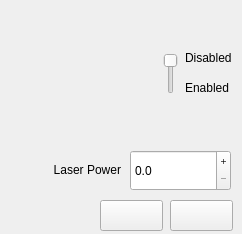
westerlymerlin/Oxide-PyMS, file UI Resources/laser.ui: the form before one commit.
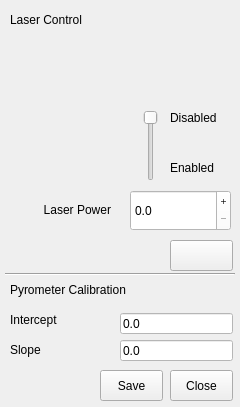
The form after the commit. Icons and pictures are not drawn.

Commit message: 1.2.6   Added calibration values for pyrometer

```diff
--- a/UI Resources/laser.ui
+++ b/UI Resources/laser.ui
@@ -6,8 +6,8 @@
    <rect>
     <x>0</x>
     <y>0</y>
-    <width>242</width>
-    <height>234</height>
+    <width>240</width>
+    <height>407</height>
    </rect>
   </property>
   <property name="sizePolicy">
@@ -29,10 +29,10 @@
   <widget class="QLabel" name="imgLaser">
    <property name="geometry">
     <rect>
-     <x>0</x>
-     <y>10</y>
-     <width>133</width>
-     <height>133</height>
+     <x>11</x>
+     <y>50</y>
+     <width>100</width>
+     <height>100</height>
     </rect>
    </property>
    <property name="styleSheet">
@@ -48,12 +48,15 @@
   <widget class="QLabel" name="label">
    <property name="geometry">
     <rect>
-     <x>40</x>
-     <y>160</y>
-     <width>81</width>
+     <x>20</x>
+     <y>200</y>
+     <width>91</width>
      <height>20</height>
     </rect>
    </property>
+   <property name="styleSheet">
+    <string notr="true"/>
+   </property>
    <property name="text">
     <string>Laser Power</string>
    </property>
@@ -65,17 +68,13 @@
    <property name="geometry">
     <rect>
      <x>170</x>
-     <y>200</y>
+     <y>370</y>
      <width>63</width>
      <height>31</height>
     </rect>
    </property>
    <property name="text">
-    <string/>
-   </property>
-   <property name="icon">
-    <iconset resource="main.qrc">
-     <normaloff>:/laser/laserform_close.png</normaloff>:/laser/laserform_close.png</iconset>
+    <string>Close</string>
    </property>
    <property name="iconSize">
     <size>
@@ -87,8 +86,8 @@
   <widget class="QToolButton" name="btnOn">
    <property name="geometry">
     <rect>
-     <x>100</x>
-     <y>200</y>
+     <x>170</x>
+     <y>240</y>
      <width>63</width>
      <height>31</height>
     </rect>
@@ -123,10 +122,10 @@
   <widget class="QSlider" name="sliderEnable">
    <property name="geometry">
     <rect>
-     <x>160</x>
-     <y>53</y>
+     <x>140</x>
+     <y>110</y>
      <width>22</width>
-     <height>41</height>
+     <height>71</height>
     </rect>
    </property>
    <property name="styleSheet">
@@ -157,9 +156,9 @@
   <widget class="QLabel" name="label_2">
    <property name="geometry">
     <rect>
-     <x>185</x>
-     <y>50</y>
-     <width>49</width>
+     <x>170</x>
+     <y>110</y>
+     <width>61</width>
      <height>16</height>
     </rect>
    </property>
@@ -170,9 +169,9 @@
   <widget class="QLabel" name="label_3">
    <property name="geometry">
     <rect>
-     <x>185</x>
-     <y>80</y>
-     <width>49</width>
+     <x>170</x>
+     <y>160</y>
+     <width>61</width>
      <height>16</height>
     </rect>
    </property>
@@ -183,10 +182,10 @@
   <widget class="QLabel" name="lblStatus">
    <property name="geometry">
     <rect>
-     <x>128</x>
-     <y>10</y>
+     <x>140</x>
+     <y>30</y>
      <width>101</width>
-     <height>20</height>
+     <height>41</height>
     </rect>
    </property>
    <property name="styleSheet">
@@ -215,14 +214,14 @@
    <property name="geometry">
     <rect>
      <x>130</x>
-     <y>150</y>
+     <y>190</y>
      <width>101</width>
      <height>41</height>
     </rect>
    </property>
    <property name="styleSheet">
-    <string notr="true">font: 700 12pt &quot;Segoe UI&quot;;
-border-color: rgb(0, 0, 0);</string>
+    <string notr="true">border-color: rgb(0, 0, 0);
+background-color: rgb(255, 255, 255);</string>
    </property>
    <property name="frame">
     <bool>true</bool>
@@ -234,6 +233,136 @@
     <number>1</number>
    </property>
   </widget>
+  <widget class="QLineEdit" name="txtPyroIntercept">
+   <property name="geometry">
+    <rect>
+     <x>120</x>
+     <y>313</y>
+     <width>113</width>
+     <height>21</height>
+    </rect>
+   </property>
+   <property name="styleSheet">
+    <string notr="true">border-color: rgb(0, 0, 0);
+background-color: rgb(255, 255, 255);</string>
+   </property>
+   <property name="text">
+    <string>0.0</string>
+   </property>
+  </widget>
+  <widget class="QLineEdit" name="txtPyroSlope">
+   <property name="geometry">
+    <rect>
+     <x>120</x>
+     <y>340</y>
+     <width>113</width>
+     <height>21</height>
+    </rect>
+   </property>
+   <property name="styleSheet">
+    <string notr="true">border-color: rgb(0, 0, 0);
+background-color: rgb(255, 255, 255)</string>
+   </property>
+   <property name="text">
+    <string>0.0</string>
+   </property>
+  </widget>
+  <widget class="Line" name="line">
+   <property name="geometry">
+    <rect>
+     <x>5</x>
+     <y>273</y>
+     <width>230</width>
+     <height>3</height>
+    </rect>
+   </property>
+   <property name="orientation">
+    <enum>Qt::Orientation::Horizontal</enum>
+   </property>
+  </widget>
+  <widget class="QLabel" name="label_4">
+   <property name="geometry">
+    <rect>
+     <x>10</x>
+     <y>310</y>
+     <width>81</width>
+     <height>20</height>
+    </rect>
+   </property>
+   <property name="text">
+    <string>Intercept</string>
+   </property>
+   <property name="alignment">
+    <set>Qt::AlignmentFlag::AlignLeading|Qt::AlignmentFlag::AlignLeft|Qt::AlignmentFlag::AlignVCenter</set>
+   </property>
+  </widget>
+  <widget class="QLabel" name="label_5">
+   <property name="geometry">
+    <rect>
+     <x>10</x>
+     <y>340</y>
+     <width>81</width>
+     <height>20</height>
+    </rect>
+   </property>
+   <property name="text">
+    <string>Slope</string>
+   </property>
+   <property name="alignment">
+    <set>Qt::AlignmentFlag::AlignLeading|Qt::AlignmentFlag::AlignLeft|Qt::AlignmentFlag::AlignVCenter</set>
+   </property>
+  </widget>
+  <widget class="QLabel" name="label_6">
+   <property name="geometry">
+    <rect>
+     <x>10</x>
+     <y>10</y>
+     <width>111</width>
+     <height>20</height>
+    </rect>
+   </property>
+   <property name="text">
+    <string>Laser Control</string>
+   </property>
+   <property name="alignment">
+    <set>Qt::AlignmentFlag::AlignLeading|Qt::AlignmentFlag::AlignLeft|Qt::AlignmentFlag::AlignVCenter</set>
+   </property>
+  </widget>
+  <widget class="QLabel" name="label_7">
+   <property name="geometry">
+    <rect>
+     <x>10</x>
+     <y>280</y>
+     <width>211</width>
+     <height>20</height>
+    </rect>
+   </property>
+   <property name="text">
+    <string>Pyrometer Calibration</string>
+   </property>
+   <property name="alignment">
+    <set>Qt::AlignmentFlag::AlignLeading|Qt::AlignmentFlag::AlignLeft|Qt::AlignmentFlag::AlignVCenter</set>
+   </property>
+  </widget>
+  <widget class="QToolButton" name="btnSave">
+   <property name="geometry">
+    <rect>
+     <x>100</x>
+     <y>370</y>
+     <width>63</width>
+     <height>31</height>
+    </rect>
+   </property>
+   <property name="text">
+    <string>Save</string>
+   </property>
+   <property name="iconSize">
+    <size>
+     <width>61</width>
+     <height>31</height>
+    </size>
+   </property>
+  </widget>
   <zorder>label</zorder>
   <zorder>btnClose</zorder>
   <zorder>btnOn</zorder>
```
Left out of the diff: 10 changed lines with no effect on the pictures. The commit also changes 5 other files.
